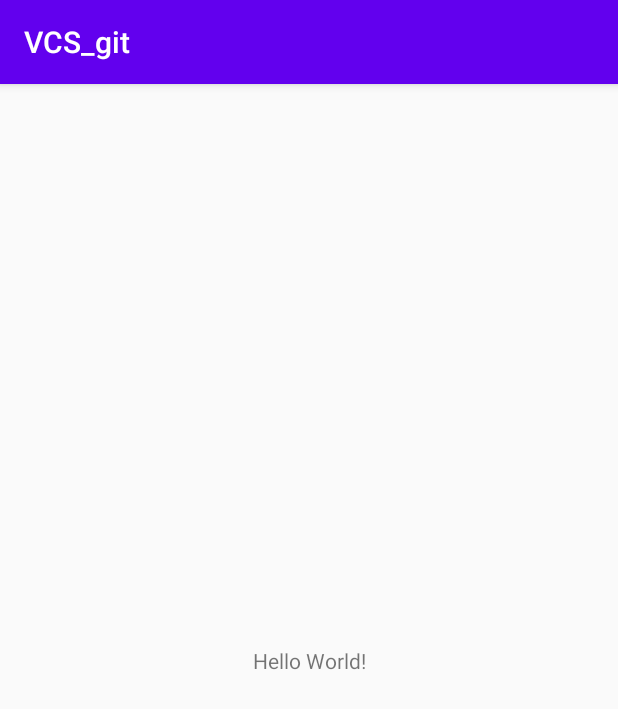
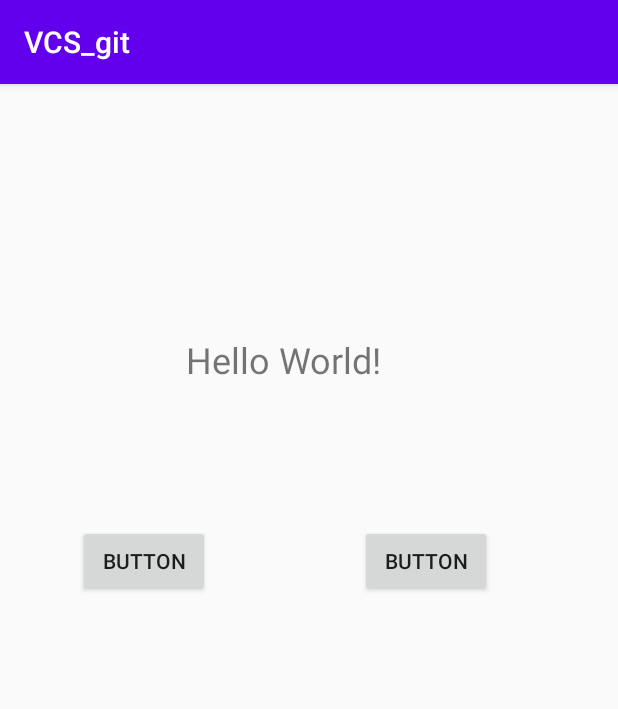
Before and after one commit to 5645q/VCS_git, an Android app: the screen it shows after launch (MainActivity), on a phone screen of 412 x 824 dp. Shown: the top 709 px of the screen. Run offline under Robolectric (Android 15) with nearby library versions, the phone set to English and light mode, and no system bars.

Commit message:
add: add btn
添加按钮

```diff
--- a/app/build.gradle
+++ b/app/build.gradle
@@ -26,4 +26,5 @@ android {
 dependencies {
     implementation fileTree(dir: 'libs', include: ['*.jar'])
     implementation 'androidx.appcompat:appcompat:1.0.2'
+    implementation "androidx.constraintlayout:constraintlayout:1.1.3"
 }
--- a/app/src/main/res/layout/activity_main.xml
+++ b/app/src/main/res/layout/activity_main.xml
@@ -7,12 +7,35 @@
     tools:context=".MainActivity">
 
     <TextView
+        android:id="@+id/textView"
         android:layout_width="wrap_content"
         android:layout_height="wrap_content"
         android:text="Hello World!"
+        android:textSize="24sp"
         app:layout_constraintBottom_toBottomOf="parent"
+        app:layout_constraintHorizontal_bias="0.44"
         app:layout_constraintLeft_toLeftOf="parent"
         app:layout_constraintRight_toRightOf="parent"
-        app:layout_constraintTop_toTopOf="parent" />
+        app:layout_constraintTop_toTopOf="parent"
+        app:layout_constraintVertical_bias="0.228" />
+
+    <Button
+        android:id="@+id/button"
+        android:layout_width="wrap_content"
+        android:layout_height="wrap_content"
+        android:layout_marginStart="52dp"
+        android:text="Button"
+        app:layout_constraintBaseline_toBaselineOf="@+id/button2"
+        app:layout_constraintStart_toStartOf="parent" />
+
+    <Button
+        android:id="@+id/button2"
+        android:layout_width="wrap_content"
+        android:layout_height="wrap_content"
+        android:layout_marginTop="94dp"
+        android:layout_marginEnd="84dp"
+        android:text="Button"
+        app:layout_constraintEnd_toEndOf="parent"
+        app:layout_constraintTop_toBottomOf="@+id/textView" />
 
 </androidx.constraintlayout.widget.ConstraintLayout>
```
